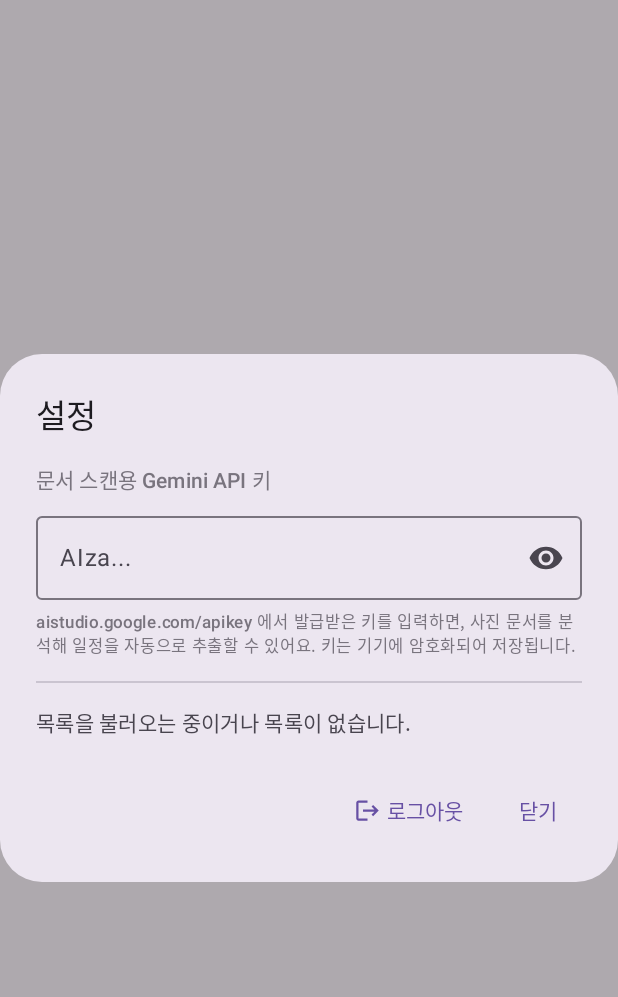
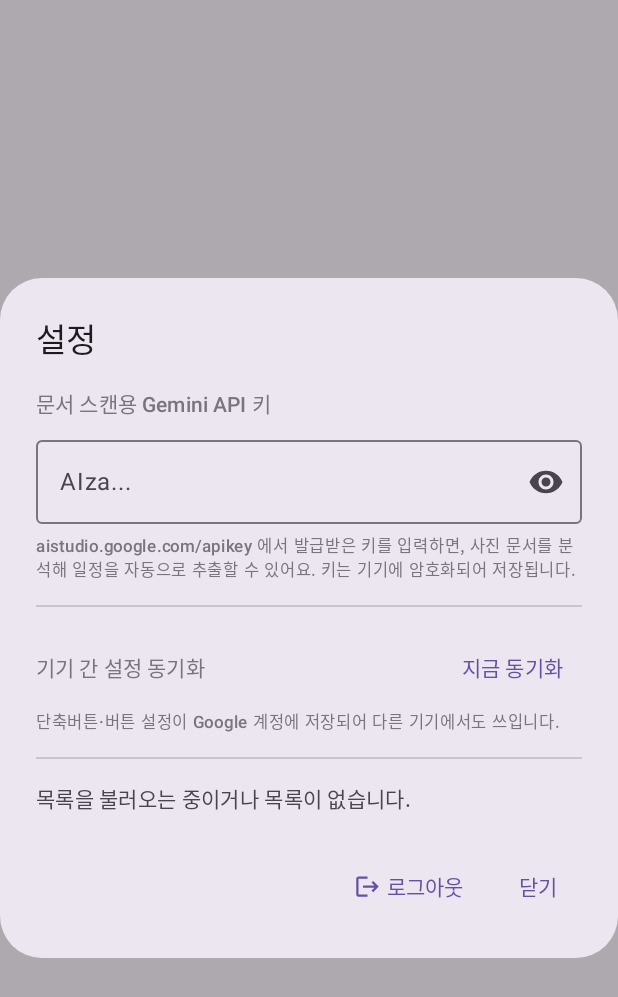
Before and after one commit to yuchoi-bb/Tosker, an Android app built with Jetpack Compose: the composable SettingsDialog called with empty values, on a phone screen of 412 x 824 dp. Shown: the top 997 px of the screen. Run offline under Robolectric (Android 15) with nearby library versions, the phone set to English and light mode, and no system bars; libraries missing offline, so code that uses them is left out: com.google.api.client, com.google.api.services; 6 statements that could not run were skipped.

Commit message:
feat: 설정을 Google Drive로 기기 간 동기화
- 단축버튼·목록 버튼 설정을 Drive 앱 전용 폴더(appDataFolder)에 저장
- 로그인 시 자동 동기화, 설정 변경 시 자동 업로드
- 충돌은 마지막 저장 우선(updatedAt 비교)으로 해결
- 설정 창에 동기화 상태 표시 + "지금 동기화" 버튼
- Drive API 미사용 설정 등 실패 시 안내 문구 표시, 기기 설정은 그대로 동작
- Gemini API 키는 민감 정보라 동기화에서 제외
- drive.appdata 스코프 추가 (재로그인 시 권한 요청)

Co-Authored-By: Claude Opus 5 <noreply@anthropic.com>
Claude-Session: https://claude.ai/code/session_01NB1e7dZHGyf8gEYPd4tXpp

```diff
--- a/app/build.gradle
+++ b/app/build.gradle
@@ -108,6 +108,10 @@ dependencies {
     implementation('com.google.apis:google-api-services-calendar:v3-rev20220715-2.0.0') {
         exclude group: 'org.apache.httpcomponents'
     }
+    // 설정을 기기 간 동기화하기 위한 Drive 앱 전용 폴더(appDataFolder) 접근
+    implementation('com.google.apis:google-api-services-drive:v3-rev20220815-2.0.0') {
+        exclude group: 'org.apache.httpcomponents'
+    }
     implementation 'com.google.http-client:google-http-client-gson:1.44.1'
 
     // 문서 스캔용 Gemini API 키를 기기에 암호화 저장
--- a/app/src/main/java/com/tosker/ui/SettingsDialog.kt
+++ b/app/src/main/java/com/tosker/ui/SettingsDialog.kt
@@ -28,6 +28,7 @@ import com.tosker.settings.CategoryDefaults
 import com.tosker.settings.ListConfig
 import com.tosker.viewmodel.TaskListItem
 import com.tosker.viewmodel.UiState
+import com.tosker.viewmodel.SyncState
 import com.tosker.viewmodel.orderedTaskLists
 
 /**
@@ -41,6 +42,7 @@ fun SettingsDialog(
     onConfigChange: (id: String, label: String, colorHex: Long) -> Unit,
     onMoveList: (id: String, up: Boolean) -> Unit,
     onApiKeySave: (String) -> Unit,
+    onSyncNow: () -> Unit,
     onSignOut: () -> Unit,
     onDismiss: () -> Unit
 ) {
@@ -85,6 +87,52 @@ fun SettingsDialog(
                         style = MaterialTheme.typography.labelSmall,
                         color = MaterialTheme.colorScheme.outline
                     )
+                }
+
+                Divider()
+
+                // 기기 간 설정 동기화 상태
+                Column(verticalArrangement = Arrangement.spacedBy(4.dp)) {
+                    Row(
+                        modifier = Modifier.fillMaxWidth(),
+                        verticalAlignment = Alignment.CenterVertically,
+                        horizontalArrangement = Arrangement.SpaceBetween
+                    ) {
+                        Text(
+                            "기기 간 설정 동기화",
+                            style = MaterialTheme.typography.labelLarge,
+                            color = MaterialTheme.colorScheme.outline
+                        )
+                        TextButton(
+                            onClick = onSyncNow,
+                            enabled = uiState.syncState !is SyncState.Syncing
+                        ) { Text("지금 동기화") }
+                    }
+                    when (val sync = uiState.syncState) {
+                        is SyncState.Syncing -> Text(
+                            "동기화 중...",
+                            style = MaterialTheme.typography.labelSmall,
+                            color = MaterialTheme.colorScheme.outline
+                        )
+                        is SyncState.Synced -> Text(
+                            "동기화됨 · ${
+                                java.text.SimpleDateFormat("HH:mm", java.util.Locale.KOREA)
+                                    .format(java.util.Date(sync.at))
+                            }",
+                            style = MaterialTheme.typography.labelSmall,
+                            color = MaterialTheme.colorScheme.primary
+                        )
+                        is SyncState.Error -> Text(
+                            sync.message,
+                            style = MaterialTheme.typography.labelSmall,
+                            color = MaterialTheme.colorScheme.error
+                        )
+                        else -> Text(
+                            "단축버튼·버튼 설정이 Google 계정에 저장되어 다른 기기에서도 쓰입니다.",
+                            style = MaterialTheme.typography.labelSmall,
+                            color = MaterialTheme.colorScheme.outline
+                        )
+                    }
                 }
 
                 Divider()
--- a/app/src/main/java/com/tosker/ui/ToskerApp.kt
+++ b/app/src/main/java/com/tosker/ui/ToskerApp.kt
@@ -45,6 +45,7 @@ fun ToskerApp(
             onConfigChange = viewModel::updateListConfig,
             onMoveList = viewModel::moveList,
             onOpenTodayTasks = viewModel::openTodayTasks,
+            onSyncNow = viewModel::syncSettings,
             onRunShortcut = viewModel::runShortcut,
             onSaveShortcut = viewModel::saveShortcut,
             onDeleteShortcut = viewModel::deleteShortcut,
--- a/app/src/main/java/com/tosker/ui/ToskerDialog.kt
+++ b/app/src/main/java/com/tosker/ui/ToskerDialog.kt
@@ -80,6 +80,7 @@ fun ToskerDialog(
     onConfigChange: (id: String, label: String, colorHex: Long) -> Unit,
     onMoveList: (id: String, up: Boolean) -> Unit,
     onOpenTodayTasks: () -> Unit,
+    onSyncNow: () -> Unit,
     onRunShortcut: (slot: Int) -> Unit,
     onSaveShortcut: (slot: Int, title: String, iconKey: String, colorHex: Long, listId: String?) -> Unit,
     onDeleteShortcut: (slot: Int) -> Unit,
@@ -460,6 +461,7 @@ fun ToskerDialog(
             onConfigChange = onConfigChange,
             onMoveList = onMoveList,
             onApiKeySave = onApiKeySave,
+            onSyncNow = onSyncNow,
             onSignOut = {
                 showSettings = false
                 onSignOut()
```
Also changed, not shown: app/src/main/java/com/tosker/MainActivity.kt (+7 -2 lines), app/src/main/java/com/tosker/settings/SettingsStore.kt (+60 -0 lines), app/src/main/java/com/tosker/sync/DriveSettingsSync.kt (added, +57 -0 lines), app/src/main/java/com/tosker/viewmodel/ToskerViewModel.kt (+116 -3 lines), 1 other file.
